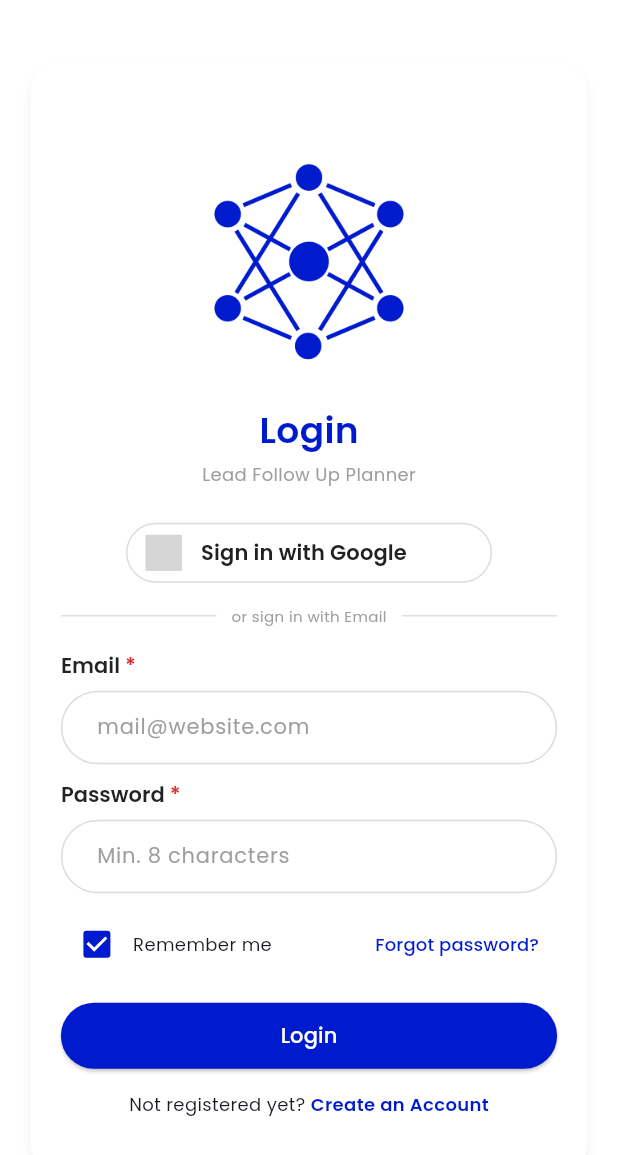
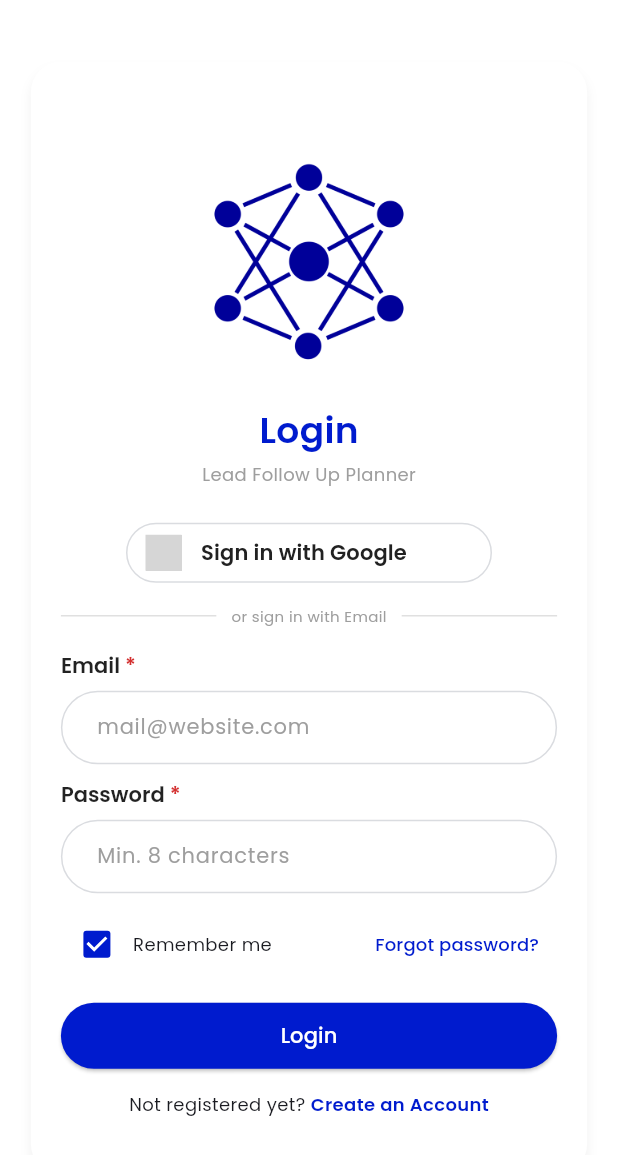
Before and after one commit to DebdaruDG/Network-IT-Lead-Planner-and-Follow-up, a Flutter app: the screen it shows after launch, on a phone screen of 412 x 824 dp. Shown: the top 1155 px of the screen. Run offline on Flutter 3.47's test engine with Material 3 defaults, Android fonts, the phone set to English and light mode, and no system bars; drawn by our look-alikes of flutter_animate, sign_in_button; our stand-ins replace dio, firebase_auth, firebase_core, flutter_riverpod, flutter_styled_toast, go_router and 4 more; accounts and stored records are empty; statements that could not run were skipped; grey boxes are pictures that could not be loaded.

Commit message:
lets see the mobile issue now

```diff
--- a/lib/features/auth/screens/login_screen.dart
+++ b/lib/features/auth/screens/login_screen.dart
@@ -211,16 +211,7 @@ class _LoginScreenState extends ConsumerState<LoginScreen> {
                 const SizedBox(height: 20),
                 if (isMobile) ...[
                   // Logo at the top for mobile
-                  Image.asset(
-                    'assets/Images/logo.png',
-                    width: 150,
-                    color: primaryBlue,
-                  ).animate(
-                    effects:
-                        AnimationEffectConstants
-                            .usualAnimationEffects['summaryCardAnimation']
-                            ?.effectsBuilder,
-                  ),
+                  Image.asset('assets/Images/logo.png', width: 150),
                   const SizedBox(height: 20),
                 ],
                 Center(
```
Also changed, not shown: 1 other file.
